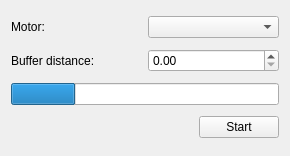
Above: cct/qtgui2/devices/motors/autoadjust.ui from awacha/cct before the change. Below: the same form after it.
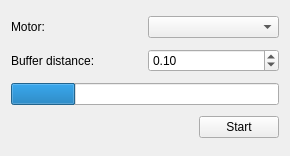
That is the form after the change. Icons and pictures are not drawn.

Diff of the .ui file:
```diff
--- a/cct/qtgui2/devices/motors/autoadjust.ui
+++ b/cct/qtgui2/devices/motors/autoadjust.ui
@@ -26,7 +26,11 @@
     </widget>
    </item>
    <item row="1" column="1">
-    <widget class="QDoubleSpinBox" name="bufferDistanceDoubleSpinBox"/>
+    <widget class="QDoubleSpinBox" name="bufferDistanceDoubleSpinBox">
+     <property name="value">
+      <double>0.100000000000000</double>
+     </property>
+    </widget>
    </item>
    <item row="2" column="0" colspan="2">
     <widget class="QProgressBar" name="progressBar">
```
Left out of the diff: 3 changed lines with no effect on the pictures.
